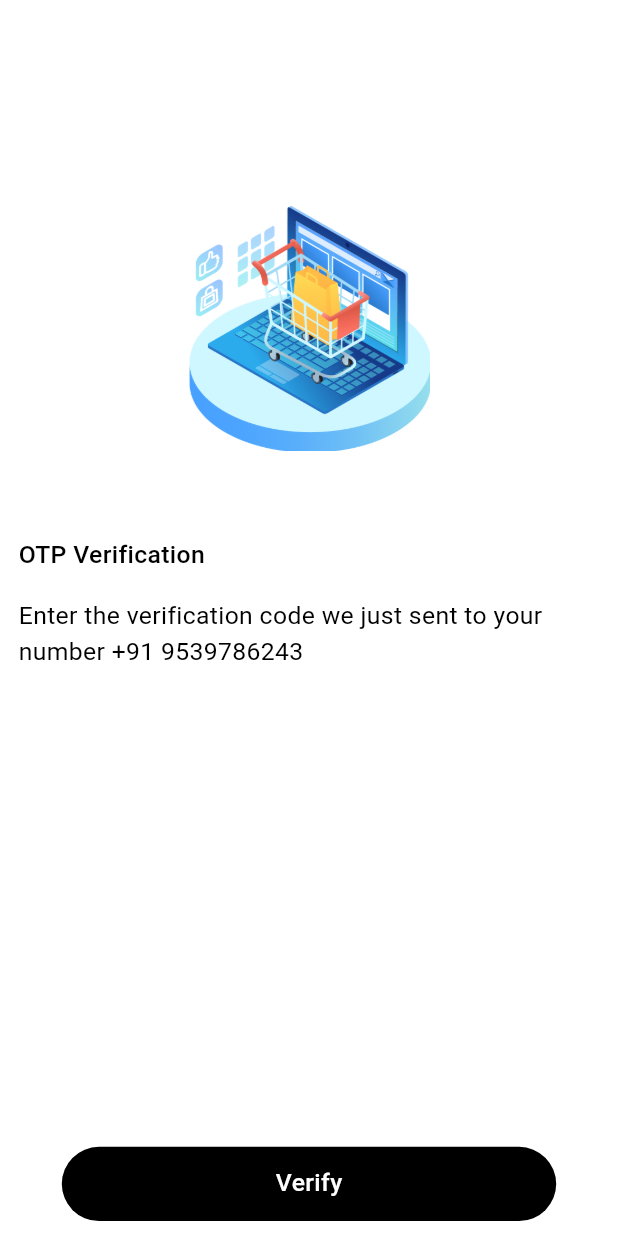
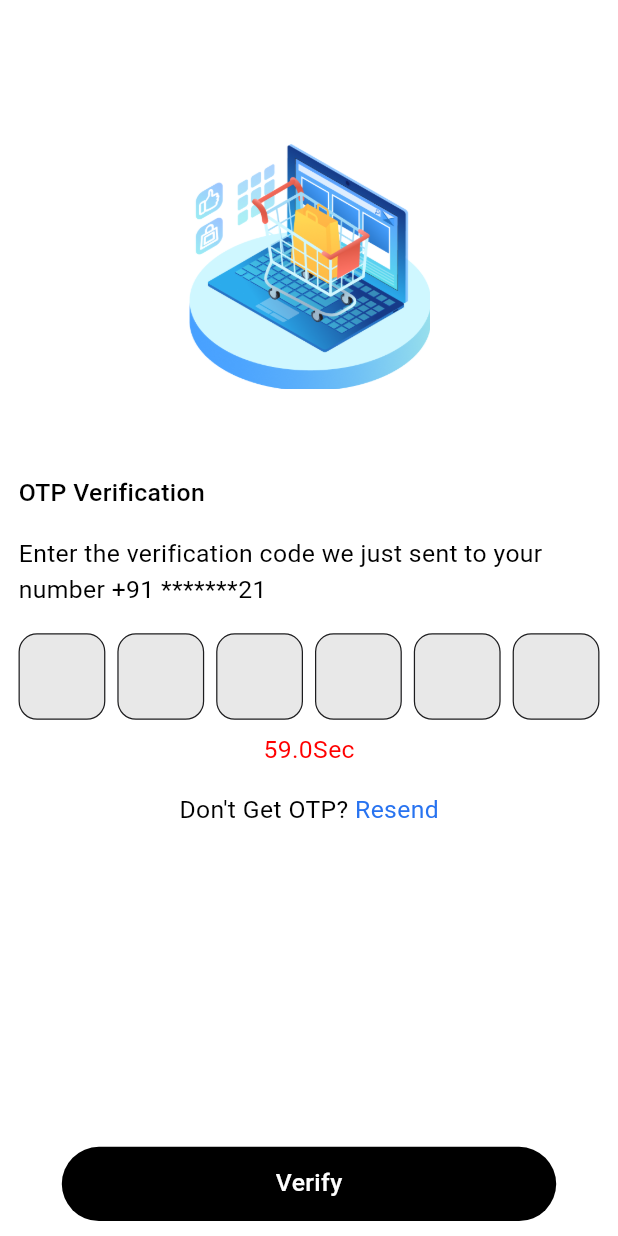
Before and after one commit to AJMALSHAMIL/machine_test_totalx, a Flutter app: the OtpPage screen opened directly, on a phone screen of 412 x 824 dp. Run offline on Flutter 3.47's test engine with Material 3 defaults, Android fonts, the phone set to English and light mode, and no system bars; drawn by our look-alikes of pinput, timer_count_down; our stand-ins replace firebase_core, flutter_riverpod, flutter_svg; accounts and stored records are empty.

Commit message:
mobilePage and otp page Ui compleated and add core -snackbar

```diff
--- a/lib/features/loginPage/screen/otp_page.dart
+++ b/lib/features/loginPage/screen/otp_page.dart
@@ -1,6 +1,8 @@
 import 'package:flutter/material.dart';
 import 'package:flutter_riverpod/flutter_riverpod.dart';
-
+import 'package:machine_test_totalx/features/homePage/screen/homePage.dart';
+import 'package:pinput/pinput.dart';
+import 'package:timer_count_down/timer_count_down.dart';
 import '../../../core/constants/colorConst.dart';
 import '../../../core/constants/imageConst.dart';
 import '../../../main.dart';
@@ -13,6 +15,8 @@ class OtpPage extends ConsumerStatefulWidget {
 }
 
 class _OtpPageState extends ConsumerState<OtpPage> {
+
+  TextEditingController otpController =TextEditingController();
   @override
   Widget build(BuildContext context) {
     return Scaffold(
@@ -30,15 +34,7 @@ class _OtpPageState extends ConsumerState<OtpPage> {
               Consumer(builder: (context, ref, child) {
                 return InkWell(
                   onTap: () {
-                    // if (phoneController.text.length <= 10) {
-                    //   generateAndPrintRandomNumber();
-                    //   print('111111111111');
-                    //   Navigator.push(context, MaterialPageRoute(builder: (context) => OtpScreen(phoneController.text),));
-                    // } else {
-                    //   phoneController.text;
-                    //   showSnackBarWhite(
-                    //       context: context, content: selectedLanguage!.words['Enter Mobile Number']);
-                    // }
+                    Navigator.push(context,MaterialPageRoute(builder: (context) => const Homepage(),));
                   },
                   child: Container(
                     height: h * 0.06,
@@ -70,7 +66,7 @@ class _OtpPageState extends ConsumerState<OtpPage> {
         child: Column(
           crossAxisAlignment: CrossAxisAlignment.start,
           children: [
-            SizedBox(height: h*0.15,),
+            SizedBox(height: h*0.1,),
             Center(
               child: SizedBox(
                 width: w*0.5,
@@ -86,48 +82,59 @@ class _OtpPageState extends ConsumerState<OtpPage> {
             ),
             SizedBox(height: h*0.02,),
             Text("Enter the verification code we just sent to your",style:TextStyle(fontSize: w * 0.04, color: Pallete.black,fontWeight: FontWeight.w400)),
-            Text("number +91 ${9539786243}",style:TextStyle(fontSize: w * 0.04, color: Pallete.black,fontWeight: FontWeight.w400)),
+            Text("number +91 *******21",style:TextStyle(fontSize: w * 0.04, color: Pallete.black,fontWeight: FontWeight.w400)),
             SizedBox(height: h*0.02,),
-            // Container(
-            //     height: h * 0.07,
-            //     width: w * 0.9,
-            //     decoration: BoxDecoration(
-            //         color: Pallete.white,
-            //         borderRadius: BorderRadius.circular(w * 0.02)),
-            //     child: Padding(
-            //       padding: EdgeInsets.only(
-            //           left: w * 0.2, right: w * 0.2, top: w * 0.02),
-            //       child: PinCodeTextField(
-            //         appContext: context,
-            //         cursorColor: Colors.transparent,
-            //         textStyle: TextStyle(fontSize: w * 0.04),
-            //         length: 4,
-            //         controller: otpController,
-            //         keyboardType: TextInputType.number,
-            //         onChanged: (value) {},
-            //         pinTheme: PinTheme(
-            //           shape: PinCodeFieldShape.box,
-            //           borderRadius: BorderRadius.circular(w * 0.03),
-            //           fieldHeight: h * 0.05,
-            //           fieldWidth: w * 0.1,
-            //           activeFillColor: Colors.grey.shade200,
-            //           selectedFillColor: Colors.grey.shade200,
-            //           inactiveFillColor: Colors.grey.shade200,
-            //           activeColor: Colors.grey[100],
-            //           selectedColor: Colors.grey[100],
-            //           inactiveColor: Colors.grey[100],
-            //         ),
-            //         boxShadows: [
-            //           BoxShadow(
-            //             color: Colors.black.withOpacity(0.1),
-            //             blurRadius: 5,
-            //             offset: const Offset(0, 3),
-            //           ),
-            //         ],
-            //         enableActiveFill: true,
-            //         onCompleted: (value) {},
-            //       ),
-            //     )),
+            SizedBox(
+              width: w*1,
+              height: w*0.14,
+              child: Pinput(
+                length: 6,
+                controller: otpController,
+                focusedPinTheme: PinTheme(
+                  decoration: BoxDecoration(
+                    color: Pallete.lightGrey,
+                    border: Border.all(
+                        color: Pallete.black,
+                        width: w*0.007
+                    ),
+                    borderRadius: BorderRadius.circular(w*0.03),
+                  ),
+                ),
+                defaultPinTheme: PinTheme(
+                    decoration: BoxDecoration(
+                      color: Pallete.lightGrey,
+                      border: Border.all(
+                          color: Pallete.darkGrey,
+                          width: w*0.002
+                      ),
+                      borderRadius: BorderRadius.circular(w*0.03),
+                    )
+                ),
+              ),
+            ),
+            SizedBox(height: h*0.01,),
+            Row(
+              mainAxisAlignment: MainAxisAlignment.center,
+              crossAxisAlignment: CrossAxisAlignment.center,
+              children: [
+                Countdown(
+                  seconds: 59,
+                  build: (BuildContext , int ) {
+                    return Text(int.toString(),style: TextStyle(color: Pallete.red,fontWeight: FontWeight.w400,fontSize: w*0.04),);
+                  },
+                ),
+              Text("Sec",style: TextStyle(color: Pallete.red,fontWeight: FontWeight.w400,fontSize: w*0.04),),
+              ],
+            ),
+            SizedBox(height: h*0.02,),
+            Row(
+              mainAxisAlignment: MainAxisAlignment.center,
+              crossAxisAlignment: CrossAxisAlignment.center,
+              children: [
+                Text("Don't Get OTP? ",style: TextStyle(fontSize: w * 0.04, color: Pallete.black,fontWeight: FontWeight.w400),),
+                Text("Resend",style: TextStyle(fontSize: w * 0.04, color: Pallete.blue,fontWeight: FontWeight.w400),),
+              ],
+            )
           ],
         ),
       ),
--- a/lib/main.dart
+++ b/lib/main.dart
@@ -36,9 +36,9 @@ class MyApp extends StatelessWidget {
       onTap: () {
         FocusManager.instance.primaryFocus!.unfocus();
       },
-      child: MaterialApp(
+      child:  MaterialApp(
         debugShowCheckedModeBanner: false,
-         home:  Homepage(),
+         home:  MobileAuthentication(),
       ),
     );
   }
--- a/pubspec.yaml
+++ b/pubspec.yaml
@@ -41,8 +41,8 @@ dependencies:
   flutter_riverpod: ^2.4.10
   cloud_firestore: ^4.14.0
   flutter_svg: ^2.0.9
-  intl_phone_field: ^3.0.1
-  pin_code_fields: ^8.0.0
+  pinput: ^5.0.0
+  timer_count_down: ^2.2.2
 
 dev_dependencies:
   flutter_test:
```
Also changed, not shown: lib/core/snackbar/snakbar.dart (added, +15 -0 lines), lib/features/loginPage/screen/mobile_authentication.dart (+17 -14 lines), pubspec.lock.
